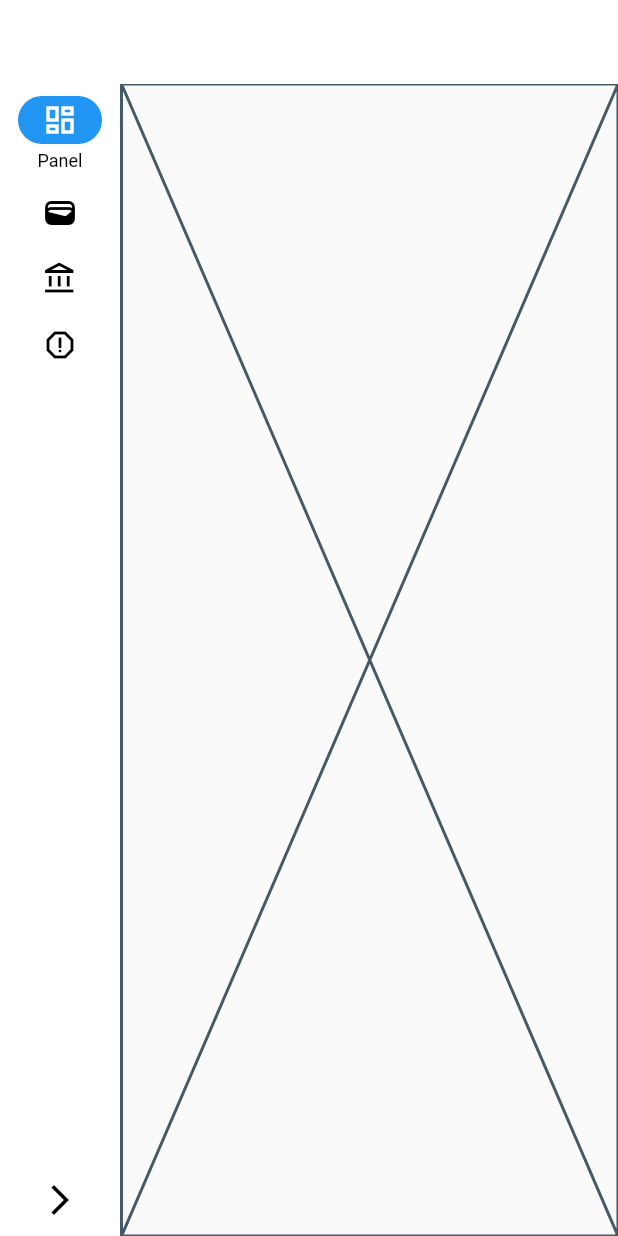
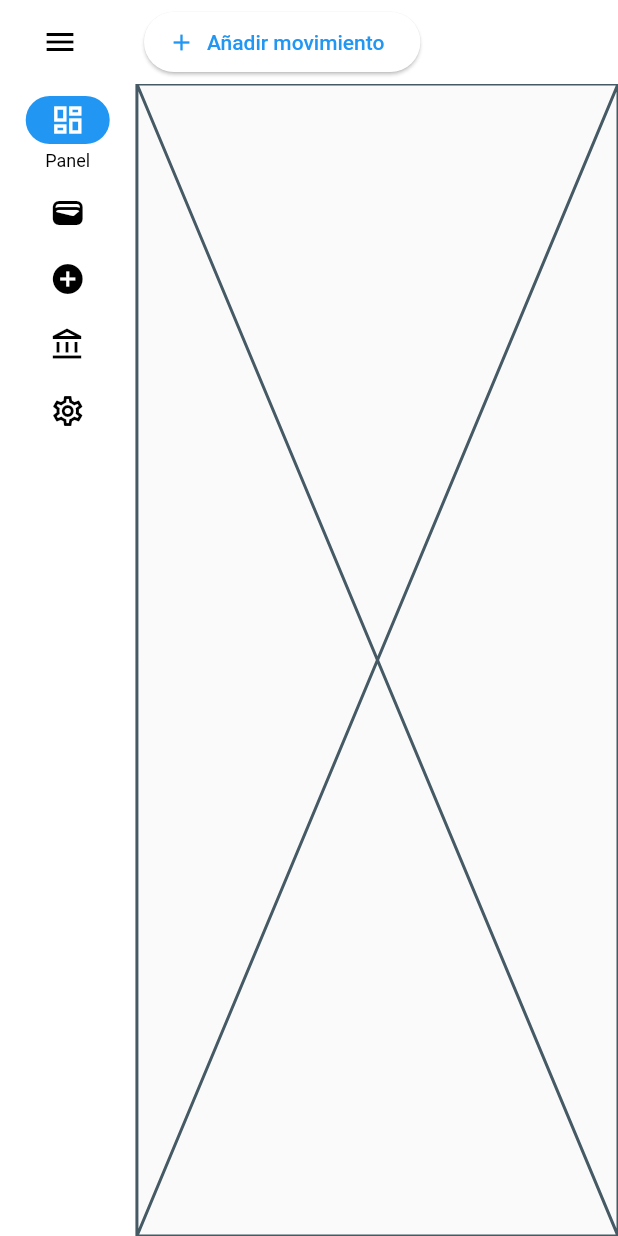
Before and after one commit to astudilloalex/flutter-sqlite-simple-accounting-windows, a Flutter app: the HomePage screen opened by its route, on a phone screen of 412 x 824 dp. Run offline on Flutter 3.47's test engine with Material 2 defaults, Android fonts, the phone set to English and light mode, and no system bars; our stand-ins replace flutter_bloc, get_it, get_storage, go_router, sqflite_common, sqflite_common_ffi; missing offline and left inert: bcrypt; accounts and stored records are empty; generated files the repository leaves out were written again.

Commit message:
Add Seat page

```diff
--- a/lib/l10n/app_es.arb
+++ b/lib/l10n/app_es.arb
@@ -48,6 +48,7 @@
     "selectAnAccount": "Selecciona una cuenta",
     "selectParentAccount": "Selecciona la cuenta padre",
     "selectTypeAccount": "Selecciona el tipo de cuenta",
+    "settings": "Configuración",
     "signIn": "Iniciar sesión",
     "total": "Total",
     "username": "Nombre de usuario",
--- /dev/null
+++ b/lib/ui/pages/add_seat/add_seat_page.dart
@@ -0,0 +1,10 @@
+import 'package:flutter/material.dart';
+
+class AddSeatPage extends StatelessWidget {
+  const AddSeatPage({super.key});
+
+  @override
+  Widget build(BuildContext context) {
+    return const Scaffold();
+  }
+}
--- /dev/null
+++ b/lib/ui/pages/add_seat/cubit/add_seat_cubit.dart
@@ -0,0 +1,6 @@
+import 'package:flutter_bloc/flutter_bloc.dart';
+import 'package:simple_accounting_offline/ui/pages/add_seat/cubit/add_seat_state.dart';
+
+class AddSeatCubit extends Cubit<AddSeatState> {
+  AddSeatCubit() : super(const AddSeatState());
+}
--- /dev/null
+++ b/lib/ui/pages/add_seat/cubit/add_seat_state.dart
@@ -0,0 +1,3 @@
+class AddSeatState {
+  const AddSeatState();
+}
--- a/lib/ui/pages/home/home_page.dart
+++ b/lib/ui/pages/home/home_page.dart
@@ -5,6 +5,8 @@ import 'package:simple_accounting_offline/app/services/get_it_service.dart';
 import 'package:simple_accounting_offline/src/account/application/account_service.dart';
 import 'package:simple_accounting_offline/ui/pages/account/account_page.dart';
 import 'package:simple_accounting_offline/ui/pages/account/cubit/account_cubit.dart';
+import 'package:simple_accounting_offline/ui/pages/add_seat/add_seat_page.dart';
+import 'package:simple_accounting_offline/ui/pages/add_seat/cubit/add_seat_cubit.dart';
 import 'package:simple_accounting_offline/ui/pages/dashboard/cubit/dashboard_cubit.dart';
 import 'package:simple_accounting_offline/ui/pages/dashboard/dashboard_page.dart';
 import 'package:simple_accounting_offline/ui/pages/detail/cubit/detail_cubit.dart';
@@ -29,6 +31,10 @@ class HomePage extends StatelessWidget {
         child: const DetailPage(),
       ),
       BlocProvider(
+        create: (context) => AddSeatCubit(),
+        child: const AddSeatPage(),
+      ),
+      BlocProvider(
         create: (context) =>
             AccountCubit(getIt<AccountService>())..loadAccounts(1),
         child: const AccountPage(),
@@ -39,7 +45,31 @@ class HomePage extends StatelessWidget {
       ),
     ];
     return Scaffold(
-      appBar: AppBar(),
+      appBar: AppBar(
+        leadingWidth: 80.0,
+        leading: Row(
+          mainAxisAlignment: MainAxisAlignment.center,
+          children: [
+            IconButton(
+              onPressed: () {
+                context.read<HomeCubit>().changeExpandedRail();
+              },
+              icon: Icon(
+                context.watch<HomeCubit>().state.extendedRail
+                    ? Icons.menu_open_outlined
+                    : Icons.menu_outlined,
+              ),
+            ),
+          ],
+        ),
+        title: ElevatedButton.icon(
+          onPressed: () {
+            context.read<HomeCubit>().changeCurrentIndex(2);
+          },
+          label: Text(AppLocalizations.of(context)!.addMovement),
+          icon: const Icon(Icons.add_outlined),
+        ),
+      ),
       body: Row(
         children: [
           NavigationRail(
@@ -54,33 +84,22 @@ class HomePage extends StatelessWidget {
                 label: Text(AppLocalizations.of(context)!.details),
               ),
               NavigationRailDestination(
+                icon: const Icon(Icons.add_circle_outlined),
+                label: Text(AppLocalizations.of(context)!.add),
+              ),
+              NavigationRailDestination(
                 icon: const Icon(Icons.account_balance_outlined),
                 label: Text(AppLocalizations.of(context)!.accounts),
               ),
               NavigationRailDestination(
-                icon: const Icon(Icons.report_outlined),
-                label: Text(AppLocalizations.of(context)!.reports),
+                icon: const Icon(Icons.settings_outlined),
+                label: Text(AppLocalizations.of(context)!.settings),
               ),
             ],
             onDestinationSelected: (value) {
               context.read<HomeCubit>().changeCurrentIndex(value);
             },
             selectedIndex: context.watch<HomeCubit>().state.currentIndex,
-            trailing: Expanded(
-              child: Align(
-                alignment: Alignment.bottomCenter,
-                child: IconButton(
-                  onPressed: () {
-                    context.read<HomeCubit>().changeExpandedRail();
-                  },
-                  icon: Icon(
-                    context.watch<HomeCubit>().state.extendedRail
-                        ? Icons.arrow_back_ios_new_outlined
-                        : Icons.arrow_forward_ios_outlined,
-                  ),
-                ),
-              ),
-            ),
             labelType: context.watch<HomeCubit>().state.extendedRail
                 ? null
                 : NavigationRailLabelType.selected,
```
